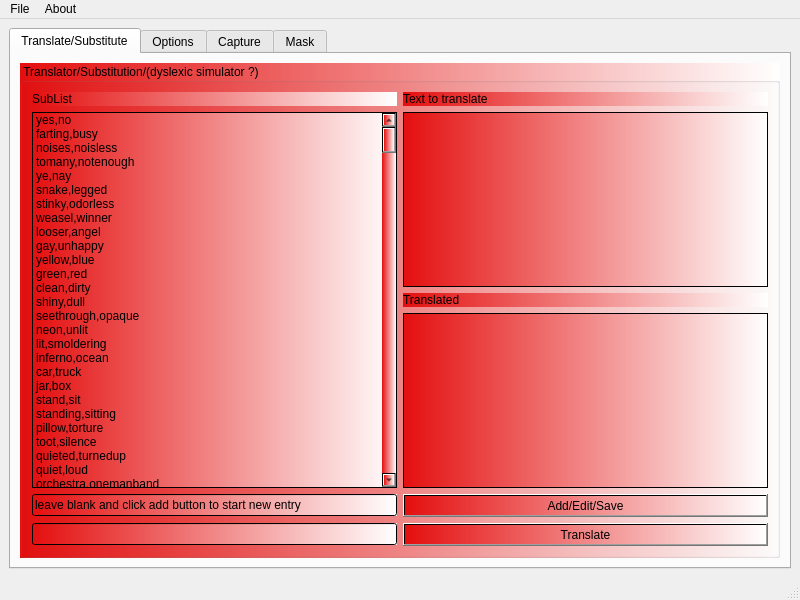
Qt form mainwindow.ui (netpipe/RightHand) before a commit.
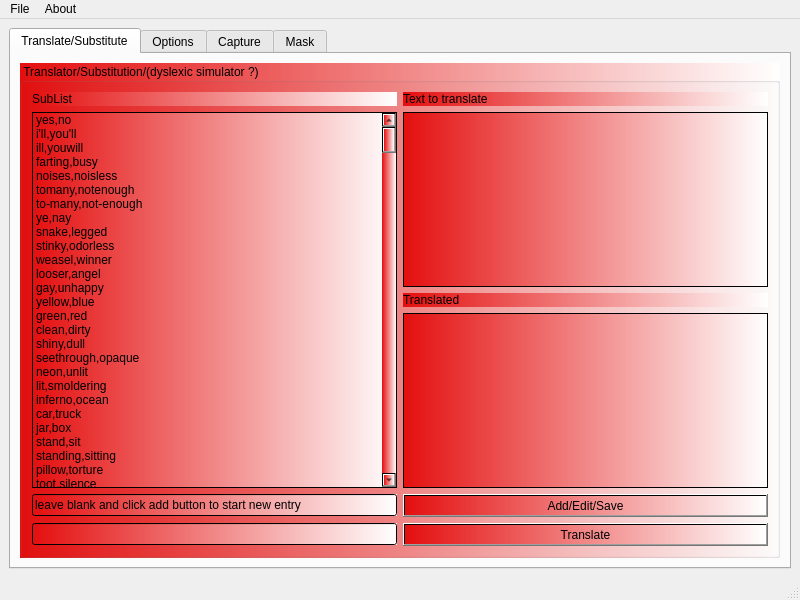
The same form after that commit.

Diff of the .ui file:
```diff
--- a/mainwindow.ui
+++ b/mainwindow.ui
@@ -98,6 +98,16 @@
                <string>yes,no</string>
               </property>
              </item>
+             <item>
+              <property name="text">
+               <string>i'll,you'll</string>
+              </property>
+             </item>
+             <item>
+              <property name="text">
+               <string>ill,youwill</string>
+              </property>
+             </item>
              <item>
               <property name="text">
                <string>farting,busy</string>
@@ -113,6 +123,11 @@
                <string>tomany,notenough</string>
               </property>
              </item>
+             <item>
+              <property name="text">
+               <string>to-many,not-enough</string>
+              </property>
+             </item>
              <item>
               <property name="text">
                <string>ye,nay</string>
```
